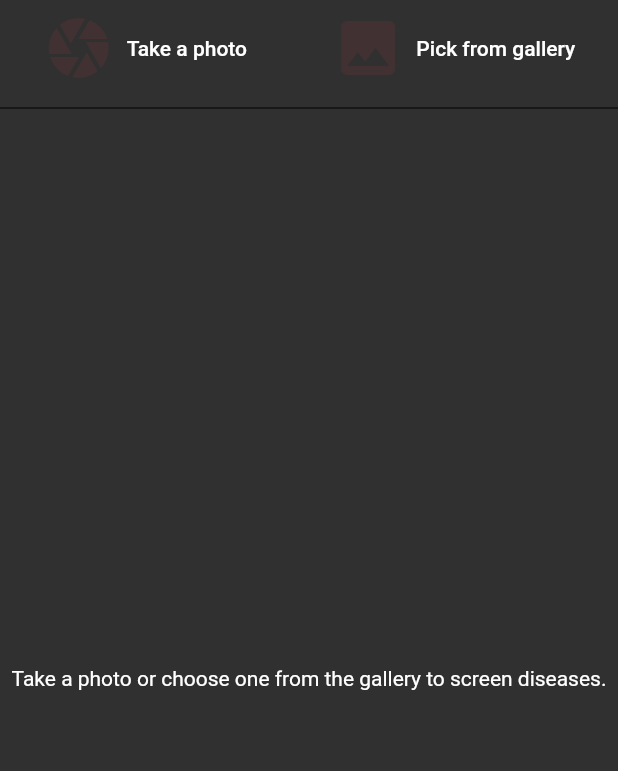
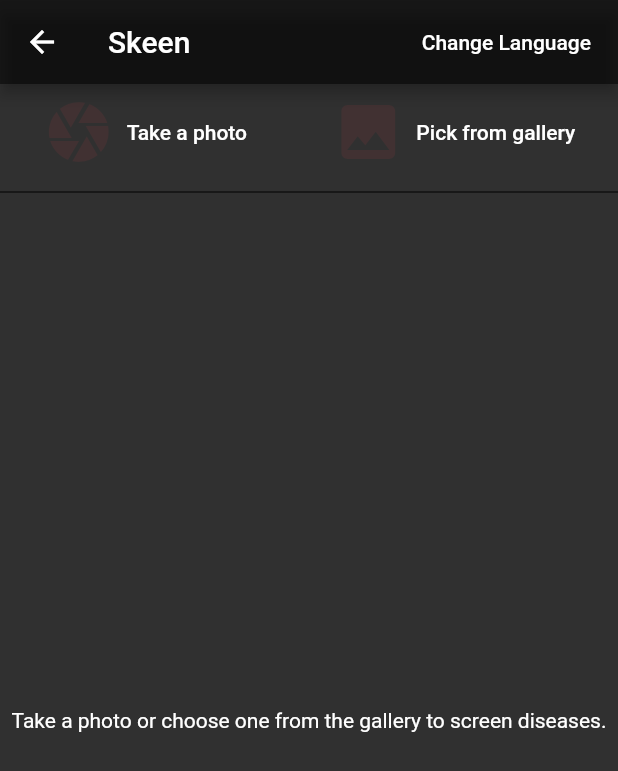
Before and after one commit to Amarin-AMR/skreen, a Flutter app: the GalleryScreen screen opened directly, on a phone screen of 412 x 824 dp. Shown: the top 771 px of the screen. Run offline on Flutter 3.47's test engine with Material 2 defaults, Android fonts, the light colour scheme and no system bars; our stand-ins replace camera, easy_localization, flutter_map, image_picker, latlong2, location; missing offline and left inert: tflite_flutter; generated files the repository leaves out were written again.

Commit message:
edit gallery screen and make viewmodel for logic

```diff
--- a/lib/features/gallery/screen.dart
+++ b/lib/features/gallery/screen.dart
@@ -17,9 +17,8 @@
 import 'dart:io';
 import 'package:easy_localization/easy_localization.dart';
 import 'package:flutter/material.dart';
-import 'package:image/image.dart' as img;
-import 'package:image_picker/image_picker.dart';
-import 'package:skreen/util/image_classification/image_classification_helper.dart';
+import 'package:skreen/base/base_screen.dart';
+import 'package:skreen/features/gallery/viewmodel.dart';
 
 class GalleryScreen extends StatefulWidget {
   const GalleryScreen({super.key});
@@ -29,67 +28,51 @@
 }
 
 class _GalleryScreenState extends State<GalleryScreen> {
-  ImageClassificationHelper? imageClassificationHelper;
-  final imagePicker = ImagePicker();
-  String? imagePath;
-  img.Image? image;
-  Map<String, double>? classification;
-  bool cameraIsAvailable = Platform.isAndroid || Platform.isIOS;
-
-  @override
-  void initState() {
-    imageClassificationHelper = ImageClassificationHelper();
-    imageClassificationHelper!.initHelper();
-    super.initState();
-  }
-
-  // Clean old results when press some take picture button
-  void cleanResult() {
-    imagePath = null;
-    image = null;
-    classification = null;
-    setState(() {});
-  }
-
-  // Process picked image
-  Future<void> processImage() async {
-    if (imagePath != null) {
-      // Read image bytes from file
-      final imageData = File(imagePath!).readAsBytesSync();
-
-      // Decode image using package:image/image.dart (https://pub.dev/image)
-      image = img.decodeImage(imageData);
-      setState(() {});
-      classification = await imageClassificationHelper?.inferenceImage(image!);
-      setState(() {});
-    }
-  }
-
-  @override
-  void dispose() {
-    imageClassificationHelper?.close();
-    super.dispose();
-  }
-
   @override
   Widget build(BuildContext context) {
-    return SafeArea(
+    return BaseScreen(
+      viewmodel: GalleryScreenViewModel(context: context),
+      onInit: (model) => model.initImageHelper(),
+      onDispose: (model) => model.disposeImageHelper(),
+      builder: ((context, model, child) {
+        return Scaffold(
+          appBar: AppBar(
+            title: Text(
+              tr('app.title'),
+              style: TextStyle(
+                color: Theme.of(context).colorScheme.inverseSurface,
+              ),
+            ),
+            actions: <Widget>[
+              Padding(
+                padding: const EdgeInsets.symmetric(horizontal: 10.0),
+                child: TextButton(
+                  child: Text(
+                    tr('app.changeLang'),
+                    style: const TextStyle(color: Colors.white),
+                  ),
+                  onPressed: () => setState(() {
+                    if (context.locale.languageCode == 'en') {
+                      context.setLocale(const Locale('th'));
+                    } else {
+                      context.setLocale(const Locale('en'));
+                    }
+                  }),
+                ),
+              ),
+            ],
+            backgroundColor: Colors.black.withOpacity(0.5),
+          ),
+          body: SafeArea(
             child: Column(
               children: [
                 Row(
                   mainAxisAlignment: MainAxisAlignment.spaceAround,
                   children: [
-              if (cameraIsAvailable)
+                    if (model.cameraIsAvailable)
                       TextButton.icon(
                         onPressed: () async {
-                    cleanResult();
-                    final result = await imagePicker.pickImage(
-                      source: ImageSource.camera,
-                    );
-
-                    imagePath = result?.path;
-                    setState(() {});
-                    processImage();
+                          await model.takePicture();
                         },
                         icon: const Icon(
                           Icons.camera,
@@ -104,14 +87,7 @@
                       ),
                     TextButton.icon(
                       onPressed: () async {
-                  cleanResult();
-                  final result = await imagePicker.pickImage(
-                    source: ImageSource.gallery,
-                  );
-
-                  imagePath = result?.path;
-                  setState(() {});
-                  processImage();
+                        await model.choosePicture();
                       },
                       icon: const Icon(
                         Icons.photo,
@@ -131,8 +107,11 @@
                     child: Stack(
                   alignment: Alignment.center,
                   children: [
-              if (imagePath != null) Image.file(File(imagePath!)),
-              if (image == null)
+                    if (model.imagePath != null)
+                      Image.file(
+                        File(model.imagePath!),
+                      ),
+                    if (model.image == null)
                       Text(
                         tr('app.gallery.title'),
                         style: TextStyle(
@@ -142,39 +121,17 @@
                     Column(
                       crossAxisAlignment: CrossAxisAlignment.start,
                       children: [
-                  const Row(),
-                  if (image != null) ...[
-                    // Show model information
-
-                    if (imageClassificationHelper?.inputTensor != null)
-                      Text(
-                        'Input: (shape: ${imageClassificationHelper?.inputTensor.shape} type: '
-                        '${imageClassificationHelper?.inputTensor.type})',
-                      ),
-                    if (imageClassificationHelper?.outputTensor != null)
-                      Text(
-                        'Output: (shape: ${imageClassificationHelper?.outputTensor.shape} '
-                        'type: ${imageClassificationHelper?.outputTensor.type})',
-                      ),
-                    const SizedBox(height: 8),
-                    // Show picked image information
-                    Text('Num channels: ${image?.numChannels}'),
-                    Text('Bits per channel: ${image?.bitsPerChannel}'),
-                    Text('Height: ${image?.height}'),
-                    Text('Width: ${image?.width}'),
-                  ],
-                  const Spacer(),
                         // Show classification result
                         SingleChildScrollView(
                           child: Column(
                             children: [
-                        if (classification != null)
-                          ...(classification!.entries.toList()
+                              if (model.classification != null)
+                                ...(model.classification!.entries.toList()
                                       ..sort(
                                         (a, b) => a.value.compareTo(b.value),
                                       ))
                                     .reversed
-                              .take(3)
+                                    .take(4)
                                     .map(
                                       (e) => Container(
                                         padding: const EdgeInsets.all(8),
@@ -182,7 +139,7 @@
                                           children: [
                                             Text(e.key),
                                             const Spacer(),
-                                      Text(e.value.toStringAsFixed(2))
+                                            Text(e.value.toStringAsFixed(6))
                                           ],
                                         ),
                                       ),
@@ -196,6 +153,9 @@
                 )),
               ],
             ),
+          ),
+        );
+      }),
     );
   }
 }
```
Also changed, not shown: lib/features/gallery/viewmodel.dart (added, +95 -0 lines). Lines whose indentation alone changed are shown as unchanged.
